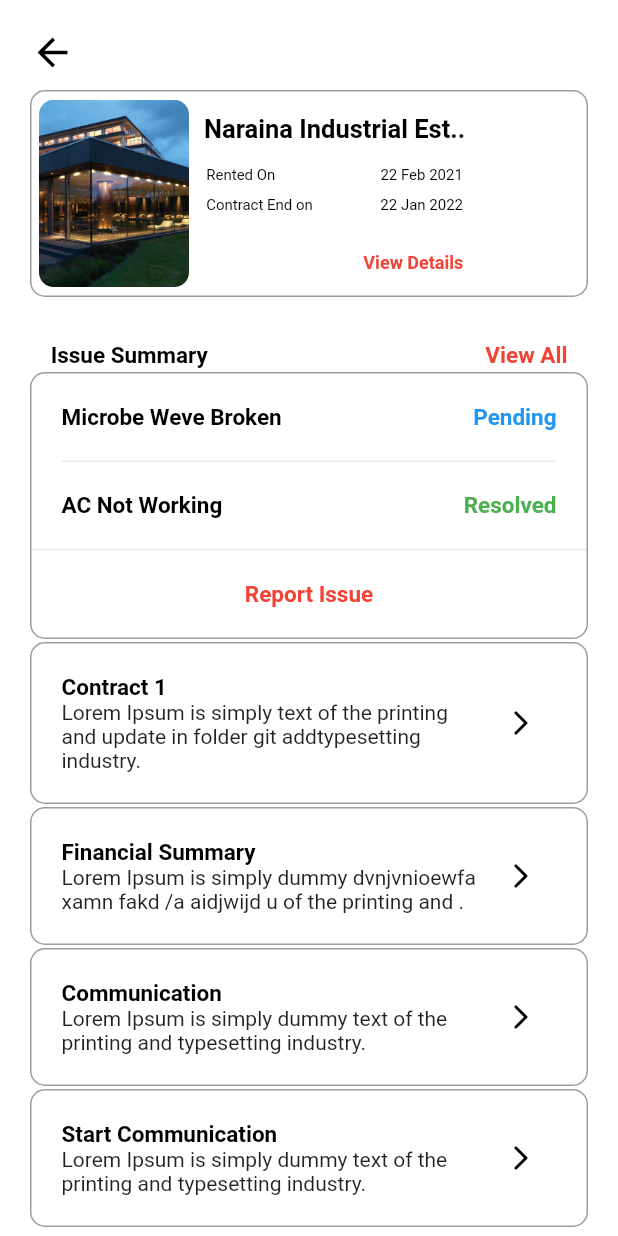
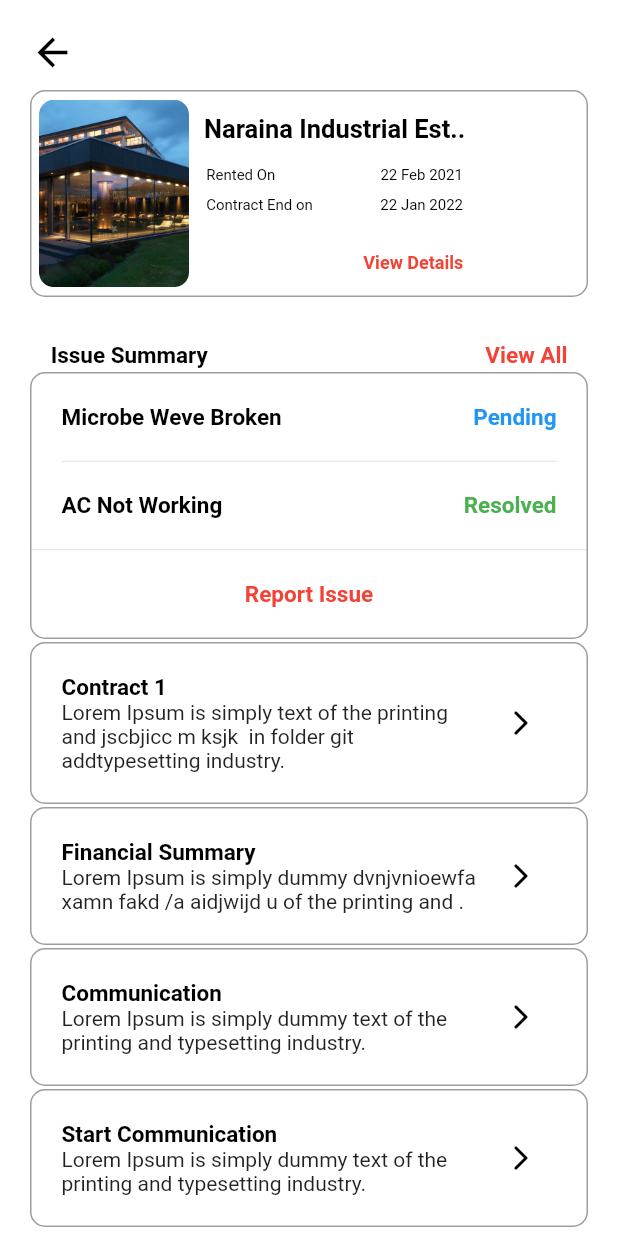
Before and after one commit to ErGaurav8305706255/naraina_industrail, a Flutter app: the screen it shows after launch, on a phone screen of 412 x 824 dp. Run offline on Flutter 3.47's test engine with Material 2 defaults, Android fonts, the phone set to English and light mode, and no system bars.

Commit message:
somthing cahange

```diff
--- a/lib/home.dart
+++ b/lib/home.dart
@@ -262,7 +262,7 @@ class _MyHomeState extends State<MyHome> {
                                 fontWeight: FontWeight.bold,
                               ),
                             ),
-                            Text('Lorem Ipsum is simply text of the printing and update in folder git addtypesetting industry. ',
+                            Text('Lorem Ipsum is simply text of the printing and jscbjicc m ksjk  in folder git addtypesetting industry. ',
                             ),
                           ],
                         ),
```
